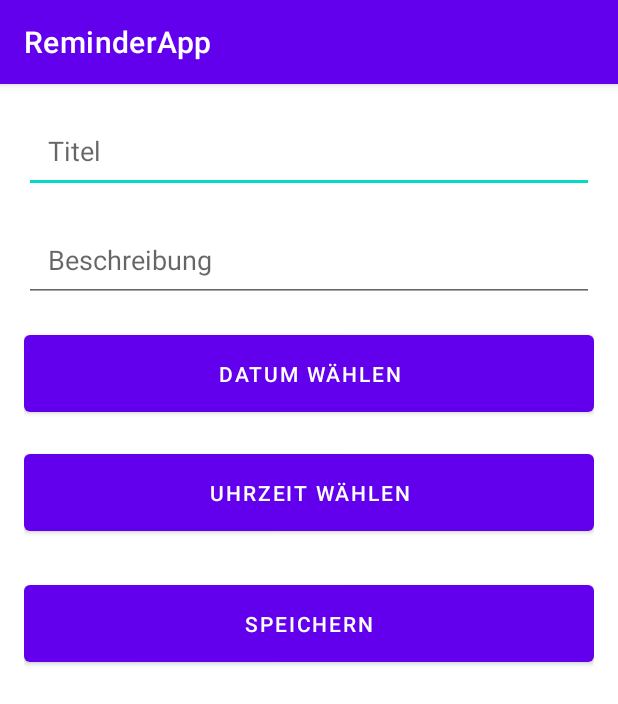
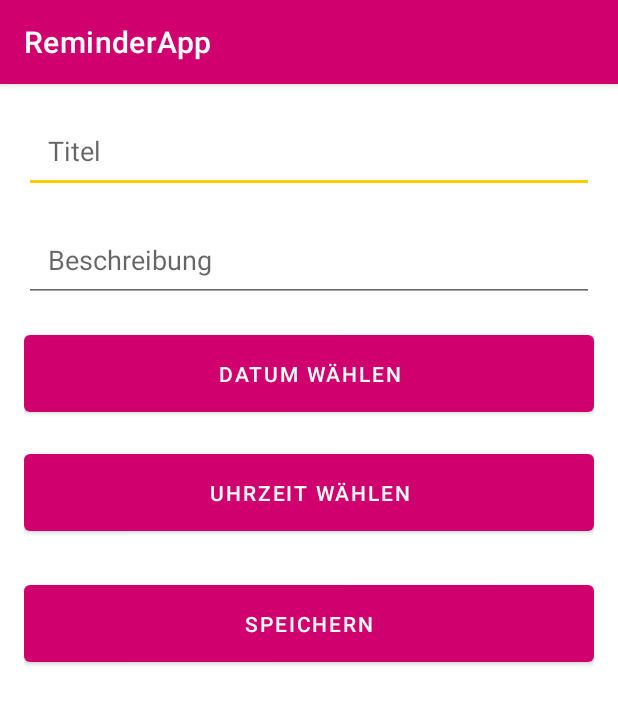
Before and after one commit to ericjodl/ReminderApp, an Android app built with Jetpack Compose: the CreateReminderActivity screen opened directly, with no data from a screen before it, on a phone screen of 412 x 824 dp. Shown: the top 704 px of the screen. Run offline under Robolectric (Android 15) with nearby library versions, the phone set to English and light mode, and no system bars.

Commit message:
Änderung der Farbe zu Magenta

```diff
--- a/app/src/main/res/values/colors.xml
+++ b/app/src/main/res/values/colors.xml
@@ -1,10 +1,10 @@
 <?xml version="1.0" encoding="utf-8"?>
 <resources>
-    <color name="purple_200">#FFBB86FC</color>
-    <color name="purple_500">#FF6200EE</color>
-    <color name="purple_700">#FF3700B3</color>
-    <color name="teal_200">#FF03DAC5</color>
-    <color name="teal_700">#FF018786</color>
-    <color name="black">#FF000000</color>
-    <color name="white">#FFFFFFFF</color>
+    <color name="purple_200">#E20074</color> <!-- Telekom Magenta -->
+    <color name="purple_500">#D0006F</color> <!-- Dunkleres Magenta -->
+    <color name="purple_700">#A00056</color> <!-- Noch dunkleres Magenta -->
+    <color name="teal_200">#FFCC00</color>  <!-- Telekom Gelb -->
+    <color name="teal_700">#FF9900</color>  <!-- Orange als Akzent -->
+    <color name="black">#000000</color>    <!-- Schwarz bleibt gleich -->
+    <color name="white">#FFFFFF</color>    <!-- Weiß bleibt gleich -->
 </resources>
```
